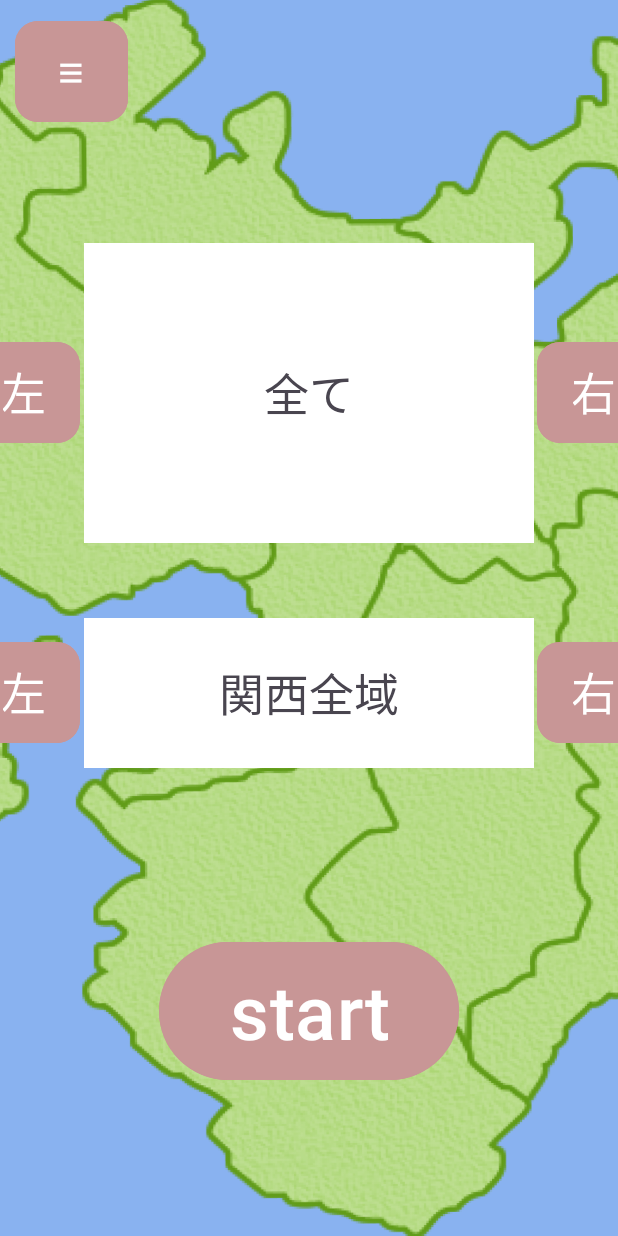
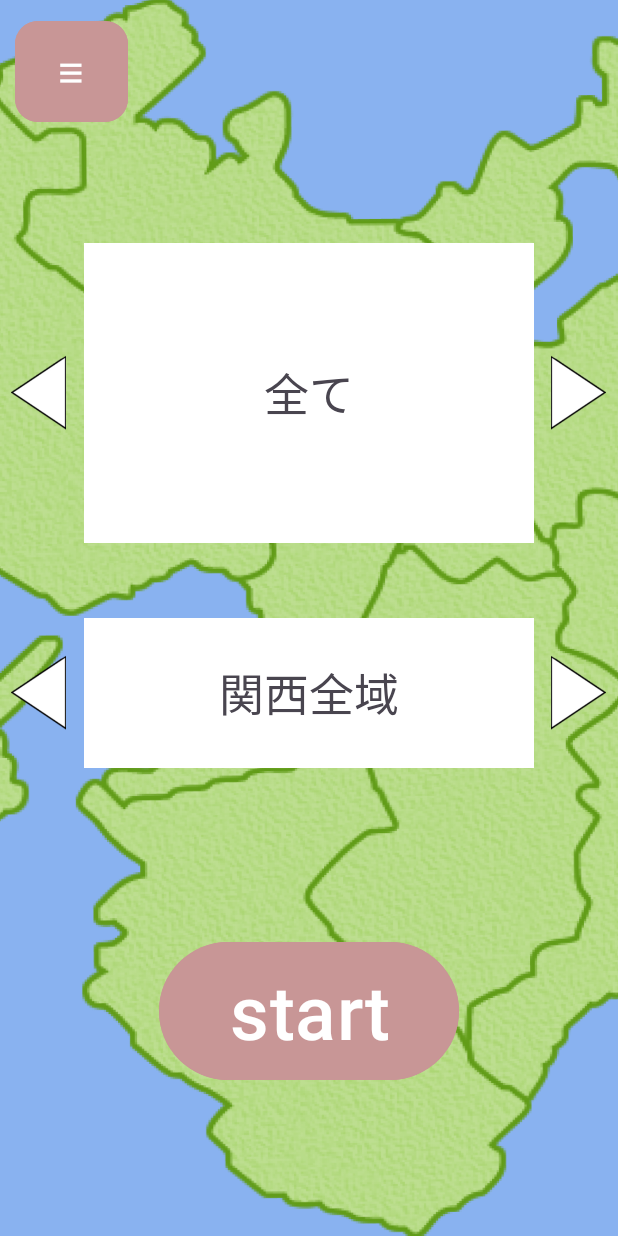
Before and after one commit to anshibagundan/KC3Hack_551game, an Android app built with Jetpack Compose: the activity_home screen opened directly, with no data from a screen before it, on a phone screen of 412 x 824 dp. Run offline under Robolectric (Android 15) with nearby library versions, the phone set to English and light mode, and no system bars.

Commit message:
androidappの画面遷移

```diff
--- a/eemon551/app/build.gradle.kts
+++ b/eemon551/app/build.gradle.kts
@@ -54,7 +54,4 @@ dependencies {
     implementation ("com.squareup.retrofit2:converter-gson:2.9.0")
     implementation ("com.squareup.okhttp3:okhttp:4.9.0")
     implementation ("com.squareup.okhttp3:logging-interceptor:4.9.0")
-
-
-
 }
--- a/eemon551/app/src/main/java/com/example/eemon551/MainActivity.java
+++ b/eemon551/app/src/main/java/com/example/eemon551/MainActivity.java
@@ -31,7 +31,7 @@ public class MainActivity extends AppCompatActivity {
             @Override
             public void onClick(View v) {
                 // Intentを作成してGameActivityを起動
-                Intent intent = new Intent(MainActivity.this, game.class);
+                Intent intent = new Intent(MainActivity.this, activity_home.class);
                 startActivity(intent);
             }
         });
--- a/eemon551/app/src/main/java/com/example/eemon551/activity_home.java
+++ b/eemon551/app/src/main/java/com/example/eemon551/activity_home.java
@@ -1,7 +1,11 @@
 package com.example.eemon551;
 
 import androidx.appcompat.app.AppCompatActivity;
+
+import android.content.Intent;
 import android.os.Bundle;
+import android.view.View;
+import android.widget.Button;
 
 public class activity_home extends AppCompatActivity {
 
@@ -9,5 +13,16 @@ public class activity_home extends AppCompatActivity {
     protected void onCreate(Bundle savedInstanceState) {
         super.onCreate(savedInstanceState);
         setContentView(R.layout.activity_home);
+
+        Button startButton = findViewById(R.id.start);
+
+        startButton.setOnClickListener(new View.OnClickListener() {
+            @Override
+            public void onClick(View v) {
+                // Intentを作成してGameActivityを起動
+                Intent intent = new Intent(activity_home.this, game.class);
+                startActivity(intent);
+            }
+        });
     }
 }
--- a/eemon551/app/src/main/res/layout/activity_home.xml
+++ b/eemon551/app/src/main/res/layout/activity_home.xml
@@ -51,57 +51,55 @@
           android:gravity="center"
           app:cornerRadius="15dp" />
 
-      <Button
+      <ImageView
           android:id="@+id/right_genre"
-          android:layout_width="75dp"
-          android:layout_height="75dp"
+          android:layout_width="50dp"
+          android:layout_height="50dp"
           android:backgroundTint="#C89696"
           android:layout_gravity="center"
-          android:layout_marginLeft="190dp"
+          android:layout_marginLeft="180dp"
           android:layout_marginBottom="150dp"
-          android:text="右"
-          android:textSize="30dp"
           android:gravity="center"
-          app:cornerRadius="15dp" />
+          app:cornerRadius="15dp"
+          app:srcCompat="@drawable/img_1" />
 
-      <Button
+      <ImageView
           android:id="@+id/left_genre"
-          android:layout_width="75dp"
-          android:layout_height="75dp"
+          android:layout_width="50dp"
+          android:layout_height="50dp"
+          android:layout_gravity="center"
+          android:layout_marginRight="180dp"
+          android:layout_marginBottom="150dp"
+          android:backgroundTint="#C89696"
+          android:gravity="center"
+          android:rotationY="180"
+          app:cornerRadius="15dp"
+          app:srcCompat="@drawable/img_1" />
+
+      <ImageView
+          android:id="@+id/right_prefecture"
+          android:layout_width="50dp"
+          android:layout_height="50dp"
           android:backgroundTint="#C89696"
           android:layout_gravity="center"
-          android:layout_marginRight="190dp"
-          android:layout_marginBottom="150dp"
-          android:text="左"
-          android:textSize="30dp"
+          android:layout_marginLeft="180dp"
+          android:layout_marginTop="50dp"
           android:gravity="center"
-          app:cornerRadius="15dp" />
+          app:cornerRadius="15dp"
+          app:srcCompat="@drawable/img_1" />
 
-      <Button
-          android:id="@+id/right_prefecture"
-          android:layout_width="75dp"
-          android:layout_height="75dp"
+      <ImageView
+          android:id="@+id/left_prefecture"
+          android:layout_width="50dp"
+          android:layout_height="50dp"
+          android:layout_gravity="center"
+          android:layout_marginRight="180dp"
+          android:layout_marginTop="50dp"
           android:backgroundTint="#C89696"
-          android:layout_gravity="center"
-          android:layout_marginLeft="190dp"
-          android:layout_marginTop="50dp"
-          android:text="右"
-          android:textSize="30dp"
           android:gravity="center"
-          app:cornerRadius="15dp" />
-
-      <Button
-          android:id="@+id/left_prefecture"
-          android:layout_width="75dp"
-          android:layout_height="75dp"
-          android:backgroundTint="#C89696"
-          android:layout_gravity="center"
-          android:layout_marginRight="190dp"
-          android:layout_marginTop="50dp"
-          android:text="左"
-          android:textSize="30dp"
-          android:gravity="center"
-          app:cornerRadius="15dp" />
+          android:rotationY="180"
+          app:cornerRadius="15dp"
+          app:srcCompat="@drawable/img_1" />
 
       <TextView
           android:id="@+id/genre"
@@ -123,6 +121,8 @@
           android:gravity="center"
           android:text="関西全域"
           android:textSize="30dp"/>
+
+
     </FrameLayout>
 
 
```
Also changed, not shown: eemon551/app/src/main/res/drawable/img_1.png (added).
